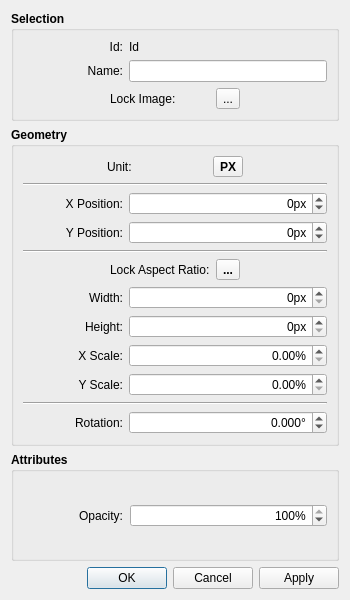
Qt form src/libs/tools/image_dialog.ui (FashionFreedom/Seamly2D) before a commit.
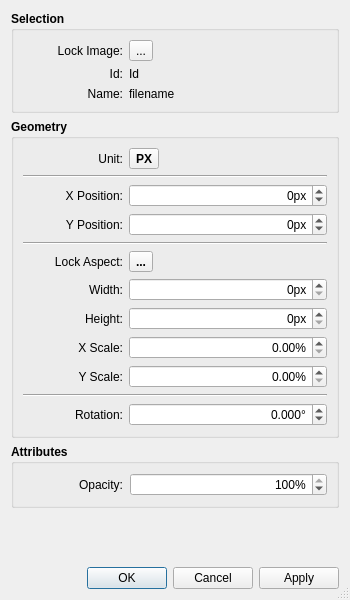
The same form after that commit. Icons and pictures are not drawn.

What changed in the file:
```diff
--- a/src/libs/tools/image_dialog.ui
+++ b/src/libs/tools/image_dialog.ui
@@ -27,7 +27,7 @@
   </property>
   <property name="maximumSize">
    <size>
-    <width>350</width>
+    <width>550</width>
     <height>600</height>
    </size>
   </property>
@@ -39,7 +39,7 @@
     <normaloff>:/icons/win.icon.theme/16x16/actions/preferences-other.png</normaloff>:/icons/win.icon.theme/16x16/actions/preferences-other.png</iconset>
   </property>
   <property name="sizeGripEnabled">
-   <bool>false</bool>
+   <bool>true</bool>
   </property>
   <layout class="QVBoxLayout" name="verticalLayout_3">
    <item>
@@ -79,7 +79,7 @@
         <property name="formAlignment">
          <set>Qt::AlignLeading|Qt::AlignLeft|Qt::AlignVCenter</set>
         </property>
-        <item row="0" column="0">
+        <item row="1" column="0">
          <widget class="QLabel" name="id_Label">
           <property name="sizePolicy">
            <sizepolicy hsizetype="Fixed" vsizetype="Preferred">
@@ -107,7 +107,7 @@
           </property>
          </widget>
         </item>
-        <item row="0" column="1">
+        <item row="1" column="1">
          <widget class="QLabel" name="idText_Label">
           <property name="sizePolicy">
            <sizepolicy hsizetype="Preferred" vsizetype="Fixed">
@@ -132,7 +132,7 @@
           </property>
          </widget>
         </item>
-        <item row="1" column="0">
+        <item row="2" column="0">
          <widget class="QLabel" name="name_Label">
           <property name="sizePolicy">
            <sizepolicy hsizetype="Fixed" vsizetype="Preferred">
@@ -166,40 +166,7 @@
           </property>
          </widget>
         </item>
-        <item row="1" column="1">
-         <widget class="QLineEdit" name="name_LineEdit">
-          <property name="sizePolicy">
-           <sizepolicy hsizetype="Preferred" vsizetype="Fixed">
-            <horstretch>0</horstretch>
-            <verstretch>0</verstretch>
-           </sizepolicy>
-          </property>
-          <property name="font">
-           <font>
-            <pointsize>9</pointsize>
-            <bold>false</bold>
-           </font>
-          </property>
-         </widget>
-        </item>
-       </layout>
-      </item>
-      <item>
-       <layout class="QHBoxLayout" name="horizontalLayout_3">
-        <item>
-         <spacer name="horizontalSpacer_5">
-          <property name="orientation">
-           <enum>Qt::Horizontal</enum>
-          </property>
-          <property name="sizeHint" stdset="0">
-           <size>
-            <width>40</width>
-            <height>20</height>
-           </size>
-          </property>
-         </spacer>
-        </item>
-        <item>
+        <item row="0" column="0">
          <widget class="QLabel" name="lockImage_Label">
           <property name="sizePolicy">
            <sizepolicy hsizetype="Fixed" vsizetype="Preferred">
@@ -223,11 +190,11 @@
            <string>Lock Image:</string>
           </property>
           <property name="alignment">
-           <set>Qt::AlignLeading|Qt::AlignLeft|Qt::AlignVCenter</set>
+           <set>Qt::AlignRight|Qt::AlignTrailing|Qt::AlignVCenter</set>
           </property>
          </widget>
         </item>
-        <item>
+        <item row="0" column="1">
          <widget class="QToolButton" name="lockImage_ToolButton">
           <property name="font">
            <font>
@@ -254,23 +221,28 @@
             <normaloff>:/icon/32x32/lock_off.png</normaloff>
             <normalon>:/icon/32x32/lock_on.png</normalon>:/icon/32x32/lock_off.png</iconset>
           </property>
-          <property name="checkable">
-           <bool>true</bool>
-          </property>
-         </widget>
-        </item>
-        <item>
-         <spacer name="horizontalSpacer_6">
-          <property name="orientation">
-           <enum>Qt::Horizontal</enum>
-          </property>
-          <property name="sizeHint" stdset="0">
+          <property name="iconSize">
            <size>
-            <width>40</width>
-            <height>20</height>
+            <width>18</width>
+            <height>18</height>
            </size>
           </property>
-         </spacer>
+          <property name="checkable">
+           <bool>true</bool>
+          </property>
+         </widget>
+        </item>
+        <item row="2" column="1">
+         <widget class="QLabel" name="filename_Label">
+          <property name="font">
+           <font>
+            <bold>false</bold>
+           </font>
+          </property>
+          <property name="text">
+           <string notr="true">filename</string>
+          </property>
+         </widget>
         </item>
        </layout>
       </item>
@@ -299,54 +271,10 @@
      <property name="title">
       <string>Geometry</string>
      </property>
-     <layout class="QVBoxLayout" name="verticalLayout" stretch="0,0,0,0,0,0,0,0">
+     <layout class="QVBoxLayout" name="verticalLayout">
       <item>
-       <layout class="QHBoxLayout" name="horizontalLayout_2">
-        <item>
-         <spacer name="horizontalSpacer_3">
-          <property name="orientation">
-           <enum>Qt::Horizontal</enum>
-          </property>
-          <property name="sizeHint" stdset="0">
-           <size>
-            <width>40</width>
-            <height>20</height>
-           </size>
-          </property>
-         </spacer>
-        </item>
-        <item>
-         <widget class="QLabel" name="label_2">
-          <property name="sizePolicy">
-           <sizepolicy hsizetype="Fixed" vsizetype="Preferred">
-            <horstretch>0</horstretch>
-            <verstretch>0</verstretch>
-           </sizepolicy>
-          </property>
-          <property name="minimumSize">
-           <size>
-            <width>100</width>
-            <height>0</height>
-           </size>
-          </property>
-          <property name="font">
-           <font>
-            <pointsize>9</pointsize>
-            <bold>false</bold>
-           </font>
-          </property>
-          <property name="layoutDirection">
-           <enum>Qt::LeftToRight</enum>
-          </property>
-          <property name="text">
-           <string>Unit:</string>
-          </property>
-          <property name="alignment">
-           <set>Qt::AlignLeading|Qt::AlignLeft|Qt::AlignVCenter</set>
-          </property>
-         </widget>
-        </item>
-        <item>
+       <layout class="QGridLayout" name="gridLayout_2">
+        <item row="0" column="1">
          <widget class="QToolButton" name="units_ToolButton">
           <property name="toolTip">
            <string>Switch between px and pattern units</string>
@@ -372,8 +300,8 @@
           </property>
           <property name="iconSize">
            <size>
-            <width>20</width>
-            <height>20</height>
+            <width>18</width>
+            <height>18</height>
            </size>
           </property>
           <property name="checkable">
@@ -384,8 +312,39 @@
           </property>
          </widget>
         </item>
-        <item>
-         <spacer name="horizontalSpacer_4">
+        <item row="0" column="0">
+         <widget class="QLabel" name="label_2">
+          <property name="sizePolicy">
+           <sizepolicy hsizetype="Fixed" vsizetype="Preferred">
+            <horstretch>0</horstretch>
+            <verstretch>0</verstretch>
+           </sizepolicy>
+          </property>
+          <property name="minimumSize">
+           <size>
+            <width>100</width>
+            <height>0</height>
+           </size>
+          </property>
+          <property name="font">
+           <font>
+            <pointsize>9</pointsize>
+            <bold>false</bold>
+           </font>
+          </property>
+          <property name="layoutDirection">
+           <enum>Qt::LeftToRight</enum>
+          </property>
+          <property name="text">
+           <string>Unit:</string>
+          </property>
+          <property name="alignment">
+           <set>Qt::AlignRight|Qt::AlignTrailing|Qt::AlignVCenter</set>
+          </property>
+         </widget>
+        </item>
+        <item row="0" column="2">
+         <spacer name="horizontalSpacer_2">
           <property name="orientation">
            <enum>Qt::Horizontal</enum>
           </property>
@@ -558,59 +517,15 @@
        </widget>
       </item>
       <item>
-       <layout class="QHBoxLayout" name="horizontalLayout">
-        <property name="sizeConstraint">
-         <enum>QLayout::SetDefaultConstraint</enum>
-        </property>
-        <item>
-         <spacer name="horizontalSpacer">
-          <property name="orientation">
-           <enum>Qt::Horizontal</enum>
-          </property>
-          <property name="sizeHint" stdset="0">
-           <size>
-            <width>40</width>
-            <height>20</height>
-           </size>
-          </property>
-         </spacer>
-        </item>
-        <item>
-         <widget class="QLabel" name="lockAspectRatio_Label">
-          <property name="sizePolicy">
-           <sizepolicy hsizetype="Fixed" vsizetype="Preferred">
-            <horstretch>0</horstretch>
-            <verstretch>0</verstretch>
-           </sizepolicy>
-          </property>
-          <property name="minimumSize">
-           <size>
-            <width>100</width>
-            <height>20</height>
-           </size>
-          </property>
-          <property name="maximumSize">
-           <size>
-            <width>16777215</width>
-            <height>16777215</height>
-           </size>
-          </property>
-          <property name="font">
-           <font>
-            <pointsize>9</pointsize>
-            <bold>false</bold>
-           </font>
-          </property>
-          <property name="text">
-           <string>Lock Aspect Ratio:</string>
-          </property>
-          <property name="alignment">
-           <set>Qt::AlignLeading|Qt::AlignLeft|Qt::AlignVCenter</set>
-          </property>
-         </widget>
-        </item>
-        <item>
+       <layout class="QGridLayout" name="gridLayout">
+        <item row="0" column="1">
          <widget class="QToolButton" name="aspectLocked_ToolButton">
+          <property name="sizePolicy">
+           <sizepolicy hsizetype="Fixed" vsizetype="Fixed">
+            <horstretch>0</horstretch>
+            <verstretch>0</verstretch>
+           </sizepolicy>
+          </property>
           <property name="toolTip">
            <string>Lock aspect ratio</string>
           </property>
@@ -633,8 +548,8 @@
           </property>
           <property name="iconSize">
            <size>
-            <width>20</width>
-            <height>20</height>
+            <width>18</width>
+            <height>18</height>
            </size>
           </property>
           <property name="checkable">
@@ -642,8 +557,45 @@
           </property>
          </widget>
         </item>
-        <item>
-         <spacer name="horizontalSpacer_2">
+        <item row="0" column="0">
+         <widget class="QLabel" name="lockAspectRatio_Label">
+          <property name="sizePolicy">
+           <sizepolicy hsizetype="Fixed" vsizetype="Preferred">
+            <horstretch>0</horstretch>
+            <verstretch>0</verstretch>
+           </sizepolicy>
+          </property>
+          <property name="minimumSize">
+           <size>
+            <width>100</width>
+            <height>20</height>
+           </size>
+          </property>
+          <property name="maximumSize">
+           <size>
+            <width>16777215</width>
+            <height>16777215</height>
+           </size>
+          </property>
+          <property name="font">
+           <font>
+            <pointsize>9</pointsize>
+            <bold>false</bold>
+           </font>
+          </property>
+          <property name="text">
+           <string>Lock Aspect:</string>
+          </property>
+          <property name="alignment">
+           <set>Qt::AlignRight|Qt::AlignTrailing|Qt::AlignVCenter</set>
+          </property>
+          <property name="wordWrap">
+           <bool>true</bool>
+          </property>
+         </widget>
+        </item>
+        <item row="0" column="2">
+         <spacer name="horizontalSpacer">
           <property name="orientation">
            <enum>Qt::Horizontal</enum>
           </property>
@@ -1114,6 +1066,19 @@
      </layout>
     </widget>
    </item>
+   <item>
+    <spacer name="verticalSpacer">
+     <property name="orientation">
+      <enum>Qt::Vertical</enum>
+     </property>
+     <property name="sizeHint" stdset="0">
+      <size>
+       <width>20</width>
+       <height>40</height>
+      </size>
+     </property>
+    </spacer>
+   </item>
    <item>
     <widget class="QDialogButtonBox" name="buttonBox">
      <property name="orientation">
```
Left out of the diff: 3 changed lines with no effect on the pictures.
